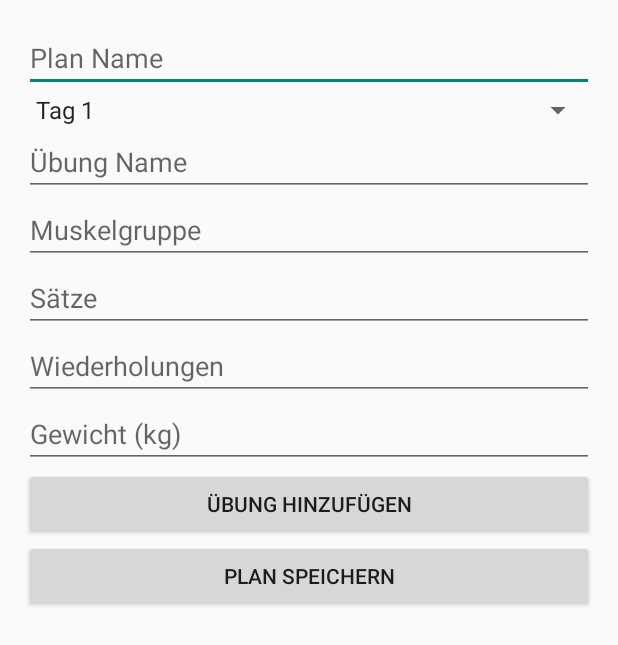
After one commit to UsamaYoussef/AustroFit, an Android app: the TrainingsPlanActivity screen opened directly, with no data from a screen before it, on a phone screen of 412 x 824 dp. The commit adds this screen. Shown: the top 645 px of the screen. Run offline under Robolectric (Android 15) with nearby library versions, the phone set to English and light mode, and no system bars.

Commit message:
1st commit

```diff
--- /dev/null
+++ b/app/src/main/java/at/htlwels/austrofit/TrainingsPlanActivity.java
@@ -0,0 +1,118 @@
+package at.htlwels.austrofit;
+
+import android.content.SharedPreferences;
+import android.os.Bundle;
+import android.view.View;
+import android.widget.AdapterView;
+import android.widget.ArrayAdapter;
+import android.widget.Button;
+import android.widget.EditText;
+import android.widget.LinearLayout;
+import android.widget.Spinner;
+import android.widget.TextView;
+import android.widget.Toast;
+
+import androidx.appcompat.app.AppCompatActivity;
+
+import java.util.HashMap;
+import java.util.Map;
+
+public class TrainingsPlanActivity extends AppCompatActivity {
+
+    private Map<Integer, TrainingsEinheit> trainingsEinheiten;
+    private int currentDay;
+
+    @Override
+    protected void onCreate(Bundle savedInstanceState) {
+        super.onCreate(savedInstanceState);
+        setContentView(R.layout.activity_trainingsplan);
+
+        trainingsEinheiten = new HashMap<>();
+        currentDay = 1;
+
+        EditText planName = findViewById(R.id.planName);
+        Spinner daySpinner = findViewById(R.id.daySpinner);
+        EditText uebungName = findViewById(R.id.uebungName);
+        EditText uebungMuskel = findViewById(R.id.uebungMuskel);
+        EditText uebungSaetze = findViewById(R.id.uebungSaetze);
+        EditText uebungWiederholungen = findViewById(R.id.uebungWiederholungen);
+        EditText uebungGewicht = findViewById(R.id.uebungGewicht);
+        Button addUebungButton = findViewById(R.id.addUebungButton);
+        Button savePlanButton = findViewById(R.id.savePlanButton);
+        LinearLayout uebungListLayout = findViewById(R.id.uebungListLayout);
+
+        ArrayAdapter<CharSequence> adapter = ArrayAdapter.createFromResource(this, R.array.days_array, android.R.layout.simple_spinner_item);
+        adapter.setDropDownViewResource(android.R.layout.simple_spinner_dropdown_item);
+        daySpinner.setAdapter(adapter);
+
+        daySpinner.setOnItemSelectedListener(new AdapterView.OnItemSelectedListener() {
+            @Override
+            public void onItemSelected(AdapterView<?> parentView, View selectedItemView, int position, long id) {
+                currentDay = position + 1;
+                updateUebungList(uebungListLayout);
+            }
+
+            @Override
+            public void onNothingSelected(AdapterView<?> parentView) {
+            }
+        });
+
+        addUebungButton.setOnClickListener(v -> {
+            String name = uebungName.getText().toString();
+            String muskel = uebungMuskel.getText().toString();
+            int saetze = Integer.parseInt(uebungSaetze.getText().toString());
+            int wiederholungen = Integer.parseInt(uebungWiederholungen.getText().toString());
+            double gewicht = Double.parseDouble(uebungGewicht.getText().toString());
+
+            TrainingsUebung uebung = new TrainingsUebung(name, muskel, gewicht, saetze, wiederholungen);
+            TrainingsEinheit einheit = trainingsEinheiten.getOrDefault(currentDay, new TrainingsEinheit());
+            einheit.addUebung(uebung);
+            trainingsEinheiten.put(currentDay, einheit);
+
+            updateUebungList(uebungListLayout);
+
+            uebungName.setText("");
+            uebungMuskel.setText("");
+            uebungSaetze.setText("");
+            uebungWiederholungen.setText("");
+            uebungGewicht.setText("");
+        });
+
+        savePlanButton.setOnClickListener(v -> {
+            String planNameString = planName.getText().toString();
+            if (planNameString.isEmpty()) {
+                Toast.makeText(this, "Bitte geben Sie einen Namen für den Plan ein", Toast.LENGTH_SHORT).show();
+                return;
+            }
+
+            SharedPreferences sharedPreferences = getSharedPreferences("TrainingPlans", MODE_PRIVATE);
+            SharedPreferences.Editor editor = sharedPreferences.edit();
+
+            StringBuilder planDetails = new StringBuilder();
+            for (int day : trainingsEinheiten.keySet()) {
+                planDetails.append("Tag ").append(day).append(":\n");
+                for (TrainingsUebung uebung : trainingsEinheiten.get(day).getUebungen()) {
+                    planDetails.append(uebung.getNameUebung()).append(" - ").append(uebung.getMuskel())
+                            .append(" - ").append(uebung.getGewicht()).append("kg - ").append(uebung.getSaetze())
+                            .append("x").append(uebung.getWiederholungen()).append("\n");
+                }
+            }
+
+            editor.putString(planNameString, planDetails.toString());
+            editor.apply();
+
+            Toast.makeText(this, "Trainingsplan gespeichert", Toast.LENGTH_SHORT).show();
+        });
+    }
+
+    private void updateUebungList(LinearLayout uebungListLayout) {
+        uebungListLayout.removeAllViews();
+        if (trainingsEinheiten.containsKey(currentDay)) {
+            for (TrainingsUebung uebung : trainingsEinheiten.get(currentDay).getUebungen()) {
+                TextView uebungView = new TextView(this);
+                uebungView.setText(uebung.getNameUebung() + " - " + uebung.getMuskel() + " - " + uebung.getGewicht() + "kg - " + uebung.getSaetze() + "x" + uebung.getWiederholungen());
+                uebungListLayout.addView(uebungView);
+            }
+        }
+    }
+}
--- /dev/null
+++ b/app/src/main/res/layout/activity_trainingsplan.xml
@@ -0,0 +1,66 @@
+<?xml version="1.0" encoding="utf-8"?>
+<LinearLayout xmlns:android="http://schemas.android.com/apk/res/android"
+    android:layout_width="match_parent"
+    android:layout_height="match_parent"
+    android:orientation="vertical"
+    android:padding="16dp">
+
+    <EditText
+        android:id="@+id/planName"
+        android:layout_width="match_parent"
+        android:layout_height="wrap_content"
+        android:hint="Plan Name" />
+
+    <Spinner
+        android:id="@+id/daySpinner"
+        android:layout_width="match_parent"
+        android:layout_height="wrap_content" />
+
+    <EditText
+        android:id="@+id/uebungName"
+        android:layout_width="match_parent"
+        android:layout_height="wrap_content"
+        android:hint="Übung Name" />
+
+    <EditText
+        android:id="@+id/uebungMuskel"
+        android:layout_width="match_parent"
+        android:layout_height="wrap_content"
+        android:hint="Muskelgruppe" />
+
+    <EditText
+        android:id="@+id/uebungSaetze"
+        android:layout_width="match_parent"
+        android:layout_height="wrap_content"
+        android:hint="Sätze" />
+
+    <EditText
+        android:id="@+id/uebungWiederholungen"
+        android:layout_width="match_parent"
+        android:layout_height="wrap_content"
+        android:hint="Wiederholungen" />
+
+    <EditText
+        android:id="@+id/uebungGewicht"
+        android:layout_width="match_parent"
+        android:layout_height="wrap_content"
+        android:hint="Gewicht (kg)" />
+
+    <Button
+        android:id="@+id/addUebungButton"
+        android:layout_width="match_parent"
+        android:layout_height="wrap_content"
+        android:text="Übung hinzufügen" />
+
+    <LinearLayout
+        android:id="@+id/uebungListLayout"
+        android:layout_width="match_parent"
+        android:layout_height="wrap_content"
+        android:orientation="vertical" />
+
+    <Button
+        android:id="@+id/savePlanButton"
+        android:layout_width="match_parent"
+        android:layout_height="wrap_content"
+        android:text="Plan speichern" />
+</LinearLayout>
--- a/app/src/main/res/values/strings.xml
+++ b/app/src/main/res/values/strings.xml
@@ -1,3 +1,12 @@
 <resources>
     <string name="app_name">AustroFit</string>
+    <string-array name="days_array">
+        <item>Tag 1</item>
+        <item>Tag 2</item>
+        <item>Tag 3</item>
+        <item>Tag 4</item>
+        <item>Tag 5</item>
+        <item>Tag 6</item>
+        <item>Tag 7</item>
+    </string-array>
 </resources>
```
Also changed, not shown: app/src/main/AndroidManifest.xml (+12 -10 lines), app/src/main/java/at/htlwels/austrofit/MainActivity.java (+12 -1 lines), app/src/main/java/at/htlwels/austrofit/TrainingsEinheit.java (added, +34 -0 lines), app/src/main/java/at/htlwels/austrofit/TrainingsPlanDetailsActivity.java (added, +25 -0 lines), app/src/main/java/at/htlwels/austrofit/TrainingsPlanListActivity.java (added, +42 -0 lines), app/src/main/java/at/htlwels/austrofit/TrainingsUebung.java (added, +76 -0 lines), app/src/main/java/at/htlwels/austrofit/Trainingsplan.java (added, +33 -0 lines), app/src/main/res/layout/activity_main.xml (+9 -15 lines), app/src/main/res/layout/activity_trainings_plan_details.xml (added, +13 -0 lines), app/src/main/res/layout/activity_trainings_plan_list.xml (added, +12 -0 lines).
